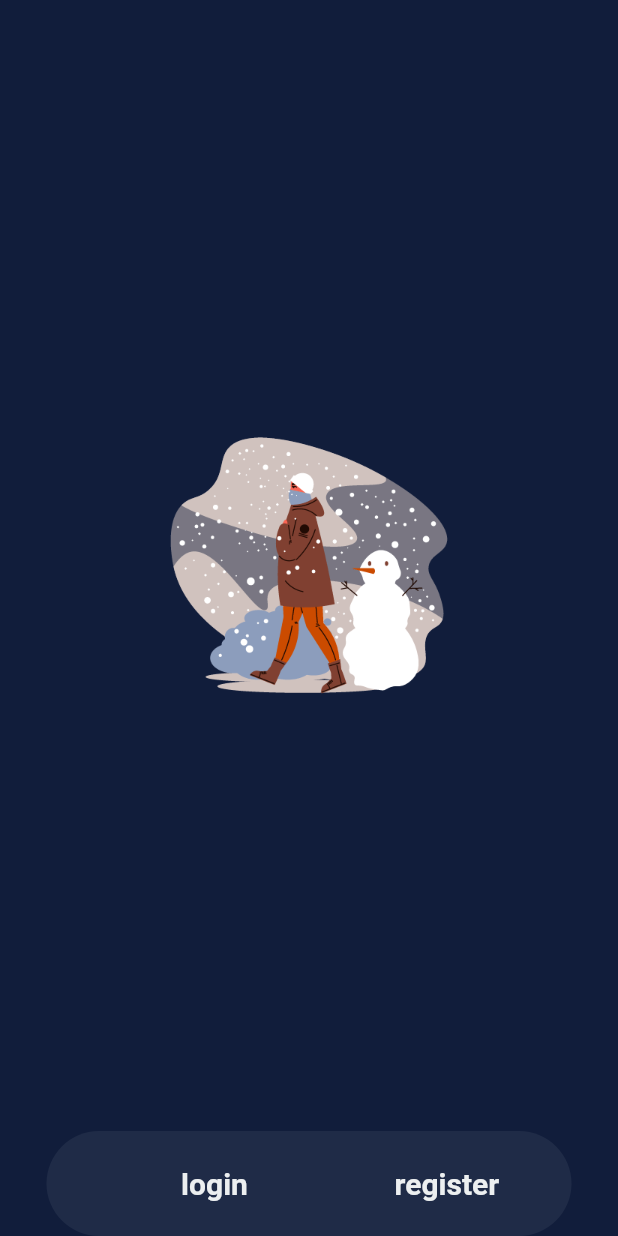
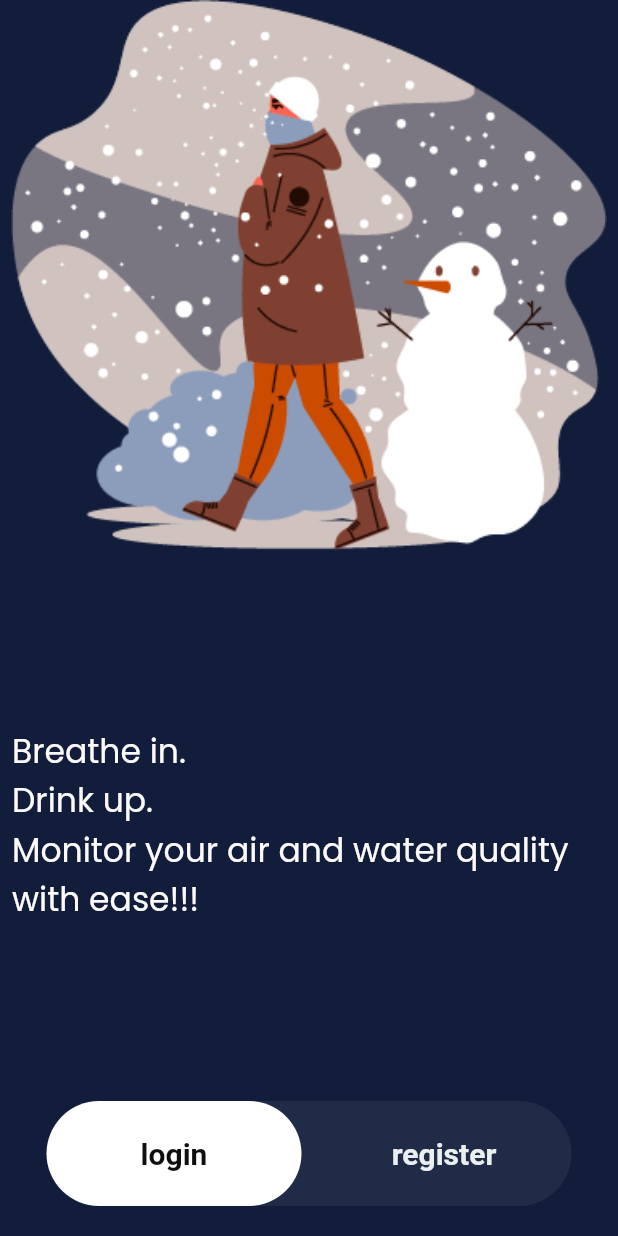
Before and after one commit to KevinOommen/InhaLake, a Flutter app: the screen it shows after launch, on a phone screen of 412 x 824 dp. Run offline on Flutter 3.47's test engine with Material 2 defaults, Android fonts, the phone set to English and light mode, and no system bars; our stand-ins replace firebase_auth, firebase_core, google_fonts, syncfusion_flutter_gauges; accounts and stored records are empty.

Commit message:
Modified First Screen

```diff
--- a/inhalake_app/lib/UI/first.dart
+++ b/inhalake_app/lib/UI/first.dart
@@ -1,4 +1,5 @@
 import 'package:flutter/material.dart';
+import 'package:google_fonts/google_fonts.dart';
 
 
 class first extends StatefulWidget {
@@ -13,13 +14,29 @@ class _firstState extends State<first> {
   Widget build(BuildContext context) {
     return Scaffold(
       backgroundColor: Color.fromARGB(255, 17, 29, 59),
-      body: Column(
+      body: SafeArea(
+        child: Column(
           children: [
             Expanded(
                 child: Image.asset(
               'assets/get-started.png',
-            scale: 2,
+              scale: 0.5,
             )),
+
+            Expanded(
+              child: Padding(
+                padding: const EdgeInsets.all(8.0),
+                child: Center(
+                  child: Text("Breathe in.\nDrink up.\nMonitor your air and water quality with ease!!!",
+                  style:GoogleFonts.getFont("Poppins",
+                                    textStyle: const TextStyle(
+                                      color: Color.fromARGB(255, 253, 250, 250),
+                                      fontSize: 22,
+                                    )) ),
+                ),
+              ),
+            )
+                ,
             Container(
               height: 70,
               width: 350,
@@ -31,10 +48,27 @@ class _firstState extends State<first> {
                       bottomLeft: Radius.circular(100),
                       bottomRight: Radius.circular(100))),
               child: Row(
+                mainAxisAlignment: MainAxisAlignment.start,
+                mainAxisSize: MainAxisSize.max,
+                crossAxisAlignment: CrossAxisAlignment.stretch,
                 children: [
-                Padding(
-                  padding: EdgeInsets.only(left: 80),
+                  Expanded(
                     child: TextButton(
+                      //set background color of button to white
+
+                      style: ButtonStyle(
+                      backgroundColor:  MaterialStateProperty.all(Color(0xFFFFFFFF)),
+                      shape:MaterialStateProperty.all<RoundedRectangleBorder>(
+                        const RoundedRectangleBorder(
+                          borderRadius: BorderRadius.only(
+                              topLeft: Radius.circular(100),
+                              bottomLeft: Radius.circular(100),
+                              topRight: Radius.circular(100),
+                              bottomRight: Radius.circular(100),),
+
+                        ),
+                      )
+                    ),
                         onPressed: () {
                           Navigator.of(context).pushNamedAndRemoveUntil(
                               "/login/", (route) => false);
@@ -42,13 +76,13 @@ class _firstState extends State<first> {
                         child: const Text(
                           'login',
                           style: TextStyle(
-                            color: Color.fromARGB(255, 236, 239, 240),
+                              color: Color.fromARGB(255, 15, 15, 16),
                               fontSize: 20,
                               fontWeight: FontWeight.bold),
                         )),
                   ),
-                Padding(
-                  padding: EdgeInsets.only(left: 80),
+                  const SizedBox(width:10),
+                  Expanded(
                     child: TextButton(
                         onPressed: () {
                           Navigator.of(context).pushNamedAndRemoveUntil(
@@ -62,10 +96,15 @@ class _firstState extends State<first> {
                               fontWeight: FontWeight.bold),
                         )),
                   ),
+
                 ],
               ),
             ),
+            SizedBox(
+                    height: 20,
+                  )
           ],
+        ),
       ),
     );
   }
```
Also changed, not shown: inhalake_app/assets/first_img.jpg (added), inhalake_app/detailed chart.txt (line endings or trailing spaces), inhalake_app/lib/UI/home.dart (line endings or trailing spaces), inhalake_app/lib/UI/water_page.dart (line endings or trailing spaces), 2 other files. Lines whose indentation alone changed are shown as unchanged.
